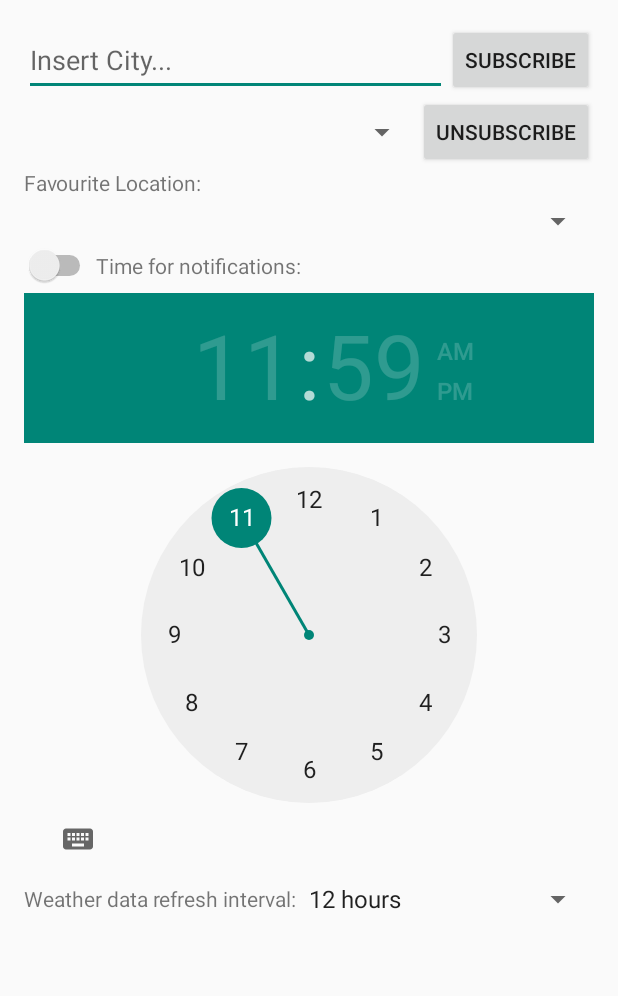
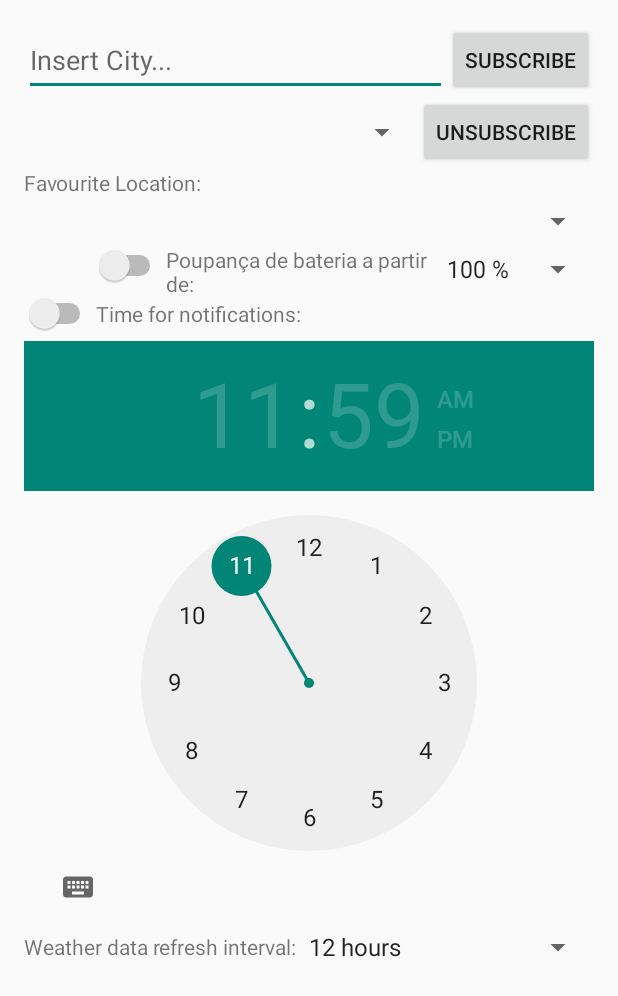
Before and after one commit to A39120/Android-Weather-App, an Android app: the PreferencesActivity screen opened directly, with no data from a screen before it, on a phone screen of 412 x 824 dp. Shown: the top 996 px of the screen. Run offline under Robolectric (Android 15) with nearby library versions, the phone set to English and light mode, and no system bars; our stand-ins replace Volley; network calls fail.

Commit message:
Changed update function for ForecastDayActivity.kt
Begin battery saving function on PreferencesActivity.kt

```diff
--- a/app/src/main/kotlin/isel/pdm/trab/openweathermap/MyWeatherApp.kt
+++ b/app/src/main/kotlin/isel/pdm/trab/openweathermap/MyWeatherApp.kt
@@ -4,15 +4,11 @@ import android.app.Application
 import android.content.Context
 import android.content.SharedPreferences
 import android.widget.ArrayAdapter
-import android.widget.Spinner
 import com.android.volley.RequestQueue
 import com.android.volley.toolbox.ImageLoader
 import com.android.volley.toolbox.Volley
 import isel.pdm.trab.openweathermap.services.LruDtoCache
 import isel.pdm.trab.openweathermap.services.LruImageCache
-import isel.pdm.trab.openweathermap.services.NullImageCache
-import kotlinx.android.synthetic.main.activity_preference.*
-import kotlinx.android.synthetic.main.activity_preference.view.*
 import java.util.*
 
 
@@ -55,13 +51,17 @@ class MyWeatherApp : Application(){
         val ENABLED_TIME_FOR_NOTIFICATIONS_KEY = "isel.pdm.trab.openweathermap.enabledtimefornotifications"
         val TIME_FOR_NOTIFICATIONS_UNIX_KEY = "isel.pdm.trab.openweathermap.timefornotificationsunix"
         val REFRESH_TIME_KEY = "isel.pdm.trab.openweathermap.timefornotifications"
+        val ENABLED_BATTERY_LEVEL_KEY = "isel.pdm.trab.openweathermap.enabledbatterylevel"
+        val BATTERY_LEVEL_KEY = "isel.pdm.trab.openweathermap.batterylevel"
         /* variables */
         lateinit var favouriteLoc: String
         lateinit var subscribedLocs: ArrayList<String>
         var enabledTimeForNotifications: Boolean = false
+        var enabledBatteryLevel: Boolean = false
         var timeForNotificationsUnix: Long = -1
         var timeForNotifications: Calendar = Calendar.getInstance()
         var refreshTime: Int = -1 // TODO change to some default ? maybe 12h ?
+        var batteryLevel: Int = -1
         // val refreshIntervalValues: Array<Int> = arrayOf(12, 24, 48) // 12h, 1day, 2days
         // we can use strings.xml -> see <string-array name="pref_refresh_interval_values">
         // static values can be set there
--- a/app/src/main/kotlin/isel/pdm/trab/openweathermap/presentation/ForecastDayActivity.kt
+++ b/app/src/main/kotlin/isel/pdm/trab/openweathermap/presentation/ForecastDayActivity.kt
@@ -170,25 +170,27 @@ class ForecastDayActivity : BaseActivity() {
      * @param currentCity City to get weather information about
      */
     private fun refreshWeatherInfo(currentCity: String){
-        val aIntent = Intent(this, ForecastActivity::class.java)
+        //val aIntent = Intent(this, ForecastDayActivity::class.java)
         val url = UrlBuilder().buildForecastByCityUrl(resources, currentCity)
 
         val apl = (application as MyWeatherApp)
 
         if(apl.lruDtoCache.contains(url)){
-            aIntent.putExtra("FORECAST_DATA", apl.lruDtoCache[url] as ForecastWeatherDto)
-            startActivity(aIntent)
+            onForecastDayRequestFinished(
+                    apl.lruDtoCache[url] as ForecastWeatherDto,
+                    intent.extras.getInt("POSITION")
+            )
         }
         else
             Volley.newRequestQueue(this).add(
                     GetRequest(
                             url,
                             { weather ->
-                                run {
-                                        apl.lruDtoCache.put(url, weather)
-                                        aIntent.putExtra("FORECAST_DATA", weather)
-                                        startActivity(aIntent)
-                                    }
+                                    apl.lruDtoCache.put(url, weather)
+                                    onForecastDayRequestFinished(
+                                            weather,
+                                            intent.extras.getInt("POSITION")
+                                    )
                             },
                             { error -> System.out.println("Error in response?")},
                             ForecastWeatherDto::class.java)
--- a/app/src/main/kotlin/isel/pdm/trab/openweathermap/presentation/PreferencesActivity.kt
+++ b/app/src/main/kotlin/isel/pdm/trab/openweathermap/presentation/PreferencesActivity.kt
@@ -3,7 +3,6 @@ package isel.pdm.trab.openweathermap.presentation
 import android.os.Bundle
 import android.view.View
 import android.widget.AdapterView
-import android.widget.Spinner
 import isel.pdm.trab.openweathermap.MyWeatherApp
 import isel.pdm.trab.openweathermap.R
 import kotlinx.android.synthetic.main.activity_preference.*
@@ -11,6 +10,7 @@ import kotlinx.android.synthetic.main.activity_preference.view.*
 import java.util.*
 import android.widget.AdapterView.OnItemSelectedListener
 import android.widget.ArrayAdapter
+import android.widget.Spinner
 
 class PreferencesActivity : BaseActivity() {
     override var layoutResId: Int = R.layout.activity_preference
@@ -59,6 +59,8 @@ class PreferencesActivity : BaseActivity() {
         (activity_preference.timePicker).currentMinute = app.timeForNotifications.get(Calendar.MINUTE)
 
         (activity_preference.refreshIntervalSpinner).setSelection(app.refreshTime)
+        (activity_preference.batteryIntervalSpinner).setSelection(app.batteryLevel)
+        (activity_preference.batterySwitch).isChecked = app.enabledBatteryLevel
 
         (activity_preference.subscribeButton).setOnClickListener {
             val location: String = activity_preference.subscribeText.text.toString()
@@ -110,6 +112,14 @@ class PreferencesActivity : BaseActivity() {
                 editor.apply()
         }
 
+        (activity_preference.batterySwitch).setOnCheckedChangeListener {
+            compoundButton, checked ->
+            app.enabledBatteryLevel = checked
+            (activity_preference.batteryIntervalSpinner).isEnabled = checked
+            editor.putBoolean(app.ENABLED_BATTERY_LEVEL_KEY, checked)
+            editor.apply()
+        }
+
         (activity_preference.refreshIntervalSpinner).onItemSelectedListener = object : OnItemSelectedListener {
             override fun onItemSelected(parentView: AdapterView<*>, selectedItemView: View?, position: Int, id: Long) {
                 /*val refreshInterval: String = activity_preference.refreshIntervalSpinner.selectedItem as String
@@ -123,5 +133,18 @@ class PreferencesActivity : BaseActivity() {
             }
             override fun onNothingSelected(parentView: AdapterView<*>) {}
         }
+
+        (activity_preference.batteryIntervalSpinner).onItemSelectedListener = object : OnItemSelectedListener {
+            override fun onItemSelected(parent: AdapterView<*>?, view: View?, position: Int, id: Long) {
+                /*
+                val selectedItem: String = activity_preference.batteryIntervalSpinner.selectedItem as String
+                val batteryPercentage = selectedItem.split(" ")[0]
+                */
+                MyWeatherApp.batteryLevel = position
+                editor.putInt(MyWeatherApp.BATTERY_LEVEL_KEY, position)
+                editor.apply()
+            }
+            override fun onNothingSelected(parentView: AdapterView<*>) {}
+        }
     }
 }
--- a/app/src/main/res/layout/activity_preference.xml
+++ b/app/src/main/res/layout/activity_preference.xml
@@ -80,21 +80,45 @@
 
             <LinearLayout
                 android:orientation="horizontal"
-                android:layout_width="wrap_content"
-                android:layout_height="32dp">
+                android:layout_width="match_parent"
+                android:layout_height="match_parent">
 
                 <Switch
                     android:layout_width="wrap_content"
                     android:layout_height="wrap_content"
-                    android:id="@+id/notificationSwitch"
+                    android:id="@+id/batterySwitch"
                     android:layout_weight="1" />
+
+                <TextView
+                    android:text="Poupança de bateria a partir de:"
+                    android:layout_width="179dp"
+                    android:layout_height="match_parent"
+                    android:id="@+id/textView" />
+
+                <Spinner
+                    android:layout_width="wrap_content"
+                    android:layout_height="32dp"
+                    android:id="@+id/batteryIntervalSpinner"
+                    android:entries="@array/pref_battery_interval_values"
+                    android:layout_gravity="center_vertical" />
+            </LinearLayout>
+
+            <LinearLayout
+                android:orientation="horizontal"
+                android:layout_width="match_parent"
+                android:layout_height="32dp"
+                android:weightSum="1">
+
+                <Switch
+                    android:layout_width="wrap_content"
+                    android:layout_height="wrap_content"
+                    android:id="@+id/notificationSwitch" />
 
                 <TextView
                     android:text="@string/pref_timeForNotifications"
                     android:layout_width="wrap_content"
                     android:layout_height="wrap_content"
-                    android:id="@+id/timeForNotificationText"
-                    android:layout_weight="1" />
+                    android:id="@+id/timeForNotificationText" />
 
             </LinearLayout>
 
--- a/app/src/main/res/values/strings.xml
+++ b/app/src/main/res/values/strings.xml
@@ -50,4 +50,17 @@
         <item>2 days</item> <!-- <item>48h</item> -->
     </string-array>
 
+    <string-array name="pref_battery_interval_values">
+        <item>100 %</item>
+        <item>90 %</item>
+        <item>80 %</item>
+        <item>70 %</item>
+        <item>60 %</item>
+        <item>50 %</item>
+        <item>40 %</item>
+        <item>30 %</item>
+        <item>20 %</item>
+        <item>10 %</item>
+    </string-array>
+
 </resources>
```
